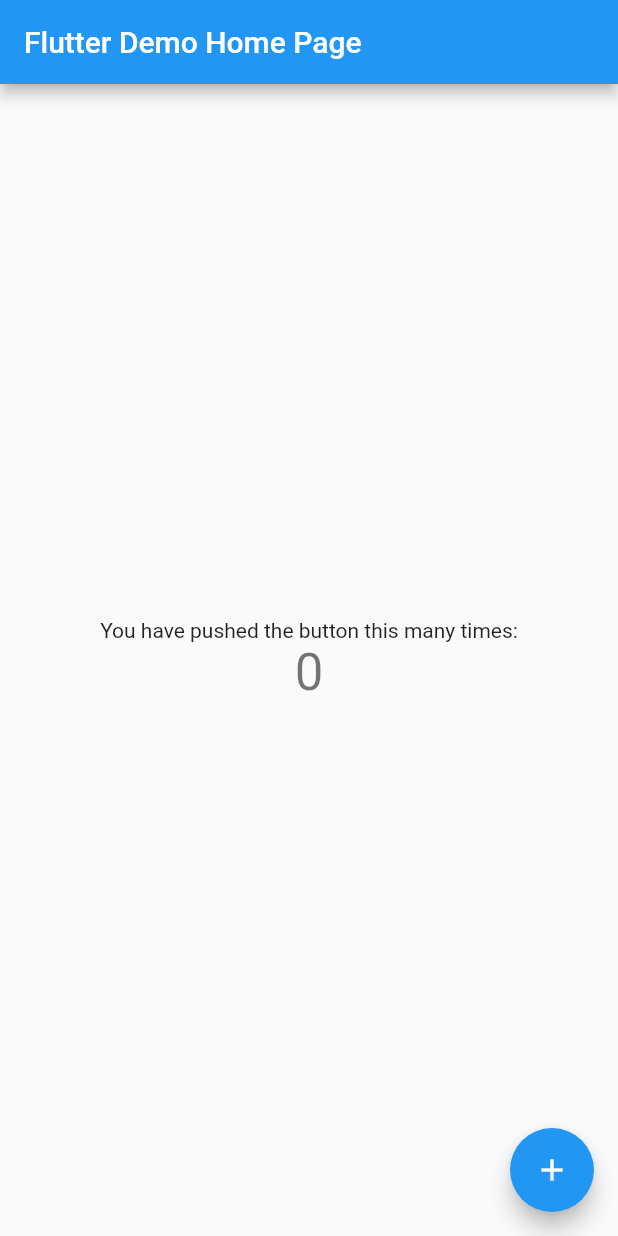
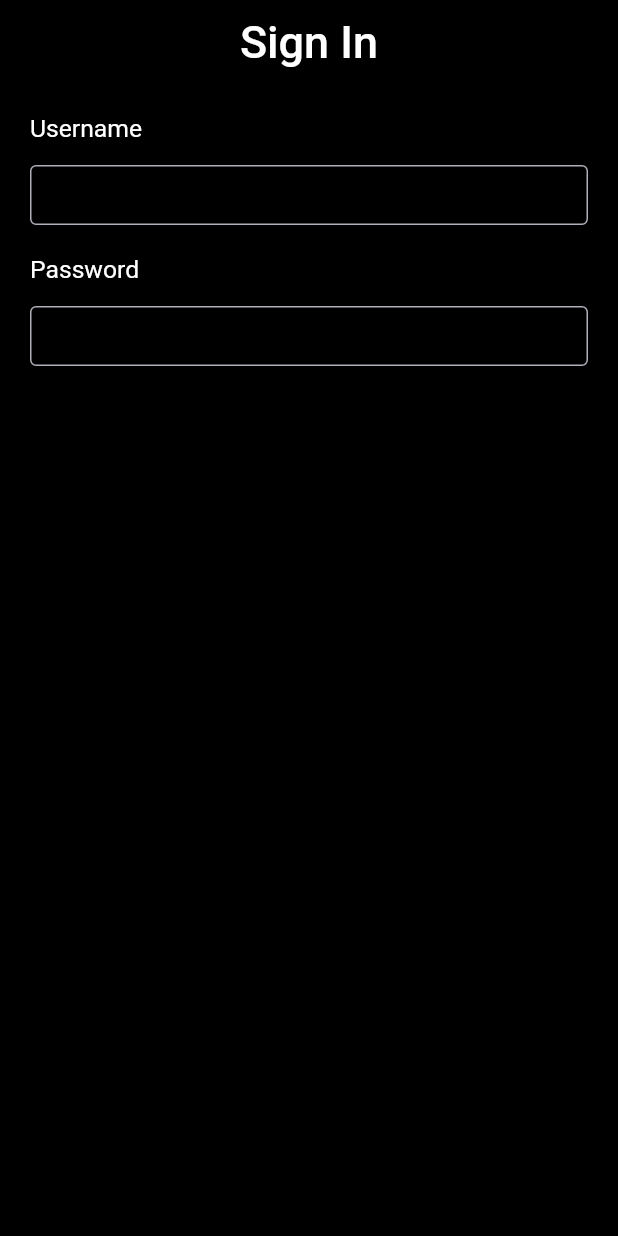
Before and after one commit to SvabhuG/finlit, a Flutter app: the screen it shows after launch, on a phone screen of 412 x 824 dp. Run offline on Flutter 3.47's test engine with Material 2 defaults, Android fonts, the phone set to English and light mode, and no system bars; our stand-ins replace fluttertoast, percent_indicator, shared_preferences.

Commit message:
sign in page created

```diff
--- /dev/null
+++ b/lib/login.dart
@@ -0,0 +1,122 @@
+import 'dart:ui';
+import 'package:flutter/services.dart';
+import 'package:flutter/material.dart';
+import 'package:percent_indicator/linear_percent_indicator.dart';
+import 'package:shared_preferences/shared_preferences.dart';
+import 'package:fluttertoast/fluttertoast.dart';
+
+//informational page to gather user data
+class LoginPage extends StatefulWidget {
+  const LoginPage({Key? key}) : super(key: key);
+
+  @override
+  State<LoginPage> createState() => _LoginPageState();
+
+}
+
+class _LoginPageState extends State<LoginPage> {
+  static const TextStyle hintStyle = TextStyle(color: Color(0xff4c4c58), fontSize: 18);
+
+  @override
+  Widget build(BuildContext context) {
+    double unitHeightValue = MediaQuery.of(context).size.width * 0.001;
+    double iconSize = unitHeightValue*50;
+    TextStyle questStyle = TextStyle(fontSize: unitHeightValue*40);
+    // This method is rerun every time setState is called, for instance as done
+    // by the _incrementCounter method above.
+    //
+    // The Flutter framework has been optimized to make rerunning build methods
+    // fast, so that you can just rebuild anything that needs updating rather
+    // than having to individually change instances of widgets.
+    return Scaffold(
+      resizeToAvoidBottomInset: false,
+      backgroundColor: const Color(0xff000000),
+      appBar: AppBar(
+        title: const Text(
+          'Sign In',
+          style: TextStyle(fontSize: 30),
+
+        ),
+        backgroundColor: Colors.black,
+        centerTitle: true,
+      ),
+      body: Column(
+          mainAxisAlignment: MainAxisAlignment.start,
+          crossAxisAlignment: CrossAxisAlignment.start,
+          children:[
+            Padding(
+                padding: EdgeInsets.only(top: 20.0, bottom: 10, left: 20,right: 20),
+                child: Text(
+                    'Username',
+                    style: questStyle
+                )
+            ),
+            Padding(
+              padding: const EdgeInsets.symmetric(horizontal: 20, vertical: 5),
+              child: SizedBox(
+                  height: 40,
+                  child: TextField(
+                    onChanged: (text) {
+
+                    },
+                    keyboardType: TextInputType.number,
+                    inputFormatters: [
+                      FilteringTextInputFormatter.digitsOnly
+                    ],
+                    textAlign: TextAlign.center,
+                    decoration: const InputDecoration(
+
+                      contentPadding: EdgeInsets.all(0),
+                      focusedBorder: OutlineInputBorder(
+                        borderSide: BorderSide(color: Color(0xffaeb1b9), width: 1.0),
+                      ),
+                      enabledBorder: OutlineInputBorder(
+                        borderSide: BorderSide(color: Color(0xffaeb1b9), width: 1.0),
+                      ),
+                      hintStyle: hintStyle,
+                    ),
+                  )
+              ),
+            ),
+            Padding(
+                padding: EdgeInsets.only(top: 15.0, left: 20, bottom: 15, right: 20),
+                child: Text(
+                  'Password',
+                  style: questStyle,
+                )
+            ),
+            Padding(
+                padding: const EdgeInsets.only(left: 20, right:20, bottom: 10),
+                child: SizedBox(
+                    height: 40,
+                    child: TextField(
+                      onChanged: (text) {
+
+                      },
+                      keyboardType: TextInputType.number,
+                      textAlign: TextAlign.center,
+                      inputFormatters: [
+                        FilteringTextInputFormatter.digitsOnly
+                      ],
+                      decoration: const InputDecoration(
+
+                        contentPadding: EdgeInsets.all(0),
+                        focusedBorder: OutlineInputBorder(
+                          borderSide: BorderSide(color: Color(0xffaeb1b9), width: 1.0),
+                        ),
+                        enabledBorder: OutlineInputBorder(
+                          borderSide: BorderSide(color: Color(0xffaeb1b9), width: 1.0),
+                        ),
+                        hintStyle: hintStyle,
+                      ),
+                    )
+                )
+            ),
+
+
+          ]
+
+      ),
+    );
+  }
+}
--- a/lib/main.dart
+++ b/lib/main.dart
@@ -1,30 +1,23 @@
+import 'package:finlit/login.dart';
 import 'package:flutter/material.dart';
 
 void main() {
-  runApp(const MyApp());
+  runApp(MyApp());
 }
 
 class MyApp extends StatelessWidget {
   const MyApp({Key? key}) : super(key: key);
-
   // This widget is the root of your application.
   @override
   Widget build(BuildContext context) {
     return MaterialApp(
-      title: 'Flutter Demo',
+      home: LoginPage(),
       theme: ThemeData(
-        // This is the theme of your application.
-        //
-        // Try running your application with "flutter run". You'll see the
-        // application has a blue toolbar. Then, without quitting the app, try
-        // changing the primarySwatch below to Colors.green and then invoke
-        // "hot reload" (press "r" in the console where you ran "flutter run",
-        // or simply save your changes to "hot reload" in a Flutter IDE).
-        // Notice that the counter didn't reset back to zero; the application
-        // is not restarted.
-        primarySwatch: Colors.blue,
-      ),
-      home: const MyHomePage(title: 'Flutter Demo Home Page'),
+        textTheme: Theme.of(context).textTheme.apply(
+          bodyColor: Colors.white,
+          displayColor: Colors.white,
+        )
+      )
     );
   }
 }
--- a/pubspec.yaml
+++ b/pubspec.yaml
@@ -27,6 +27,10 @@ environment:
 # the latest version available on pub.dev. To see which dependencies have newer
 # versions available, run `flutter pub outdated`.
 dependencies:
+  percent_indicator: ^3.4.00
+  flutter_fadein: ^2.0.0
+  shared_preferences: ^2.0.13
+  fluttertoast: ^8.0.9
   flutter:
     sdk: flutter
 
```
Also changed, not shown: pubspec.lock.
